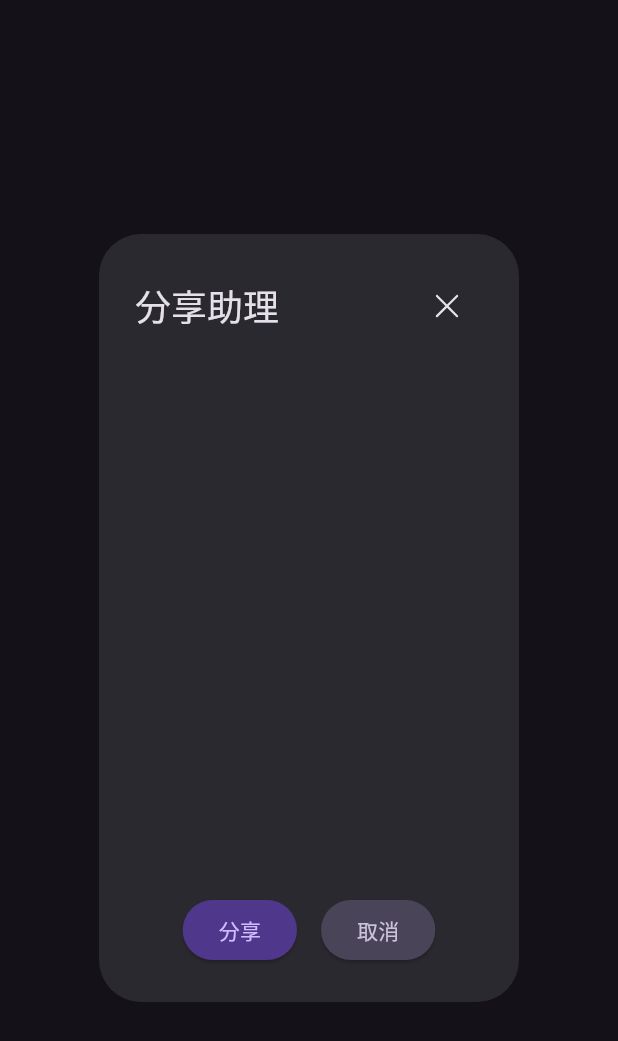
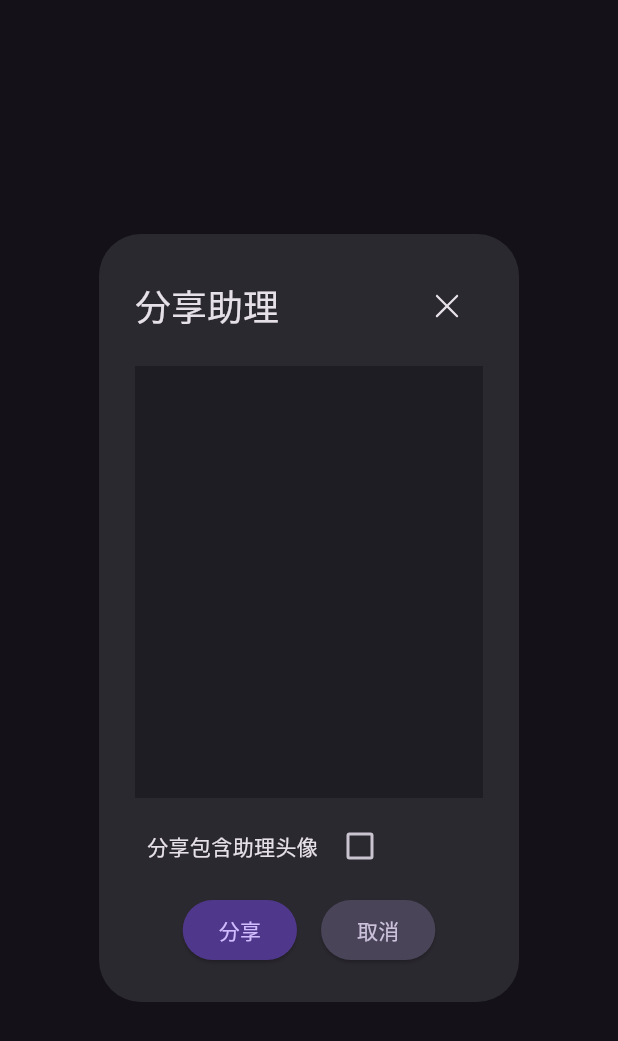
Before and after one commit to nickham-su/talk_ai, a Flutter app: the AppShareDialog widget shown alone on an empty page, opened directly, on a phone screen of 412 x 824 dp. Shown: the top 1041 px of the screen. Run offline on Flutter 3.47's test engine with Material 3 defaults, Android fonts, the phone set to English and light mode, and no system bars; our stand-ins replace dio, file_picker, flutter_svg, get, hive, package_info and 1 more; missing offline and left inert: auto_updater, clipboard, diff_match_patch, encrypt, markdown, markdown_widget and 3 more; accounts and stored records are empty; statements that could not run were skipped.

Commit message:
feat: 单独控制分享助力头像

```diff
--- a/lib/modules/chat/views/app_list/app_share_dialog.dart
+++ b/lib/modules/chat/views/app_list/app_share_dialog.dart
@@ -26,12 +26,15 @@ class AppShareDialog extends StatelessWidget {
         builder: (controller) {
           return Column(
             children: [
-              Expanded(child: ListView.builder(
+              Expanded(
+                  child: Container(
+                color: Get.theme.scaffoldBackgroundColor.withOpacity(0.5),
+                child: ListView.builder(
                   itemCount: chatAppListController.chatAppList.length,
                   itemBuilder: (context, index) {
                     final app = chatAppListController.chatAppList[index];
                     return CheckboxListTile(
-                    contentPadding: EdgeInsets.symmetric(horizontal: 4),
+                      contentPadding: EdgeInsets.only(left: 8, right: 4),
                       title: Text(app.name),
                       value: controller.isSelect(app.chatAppId),
                       onChanged: (value) {
@@ -39,9 +42,27 @@ class AppShareDialog extends StatelessWidget {
                       },
                     );
                   },
+                ),
               )),
               Container(
-                margin: EdgeInsets.only(top: 24),
+                padding: const EdgeInsets.all(8),
+                child: Row(
+                  children: [
+                    const Text('分享包含助理头像',
+                        style: TextStyle(
+                          fontSize: 14,
+                          fontWeight: FontWeight.w300,
+                        )),
+                    const SizedBox(width: 4),
+                    Checkbox(
+                        value: controller.shareProfilePicture,
+                        onChanged: (value) {
+                          controller.setShareProfilePicture(value);
+                        }),
+                  ],
+                ),
+              ),
+              Container(
                 child: Row(
                   mainAxisAlignment: MainAxisAlignment.center,
                   children: [
@@ -50,8 +71,7 @@ class AppShareDialog extends StatelessWidget {
                       onPressed: () async {
                         final url = controller.getShareUrl();
                         Get.back();
-                        await Future.delayed(
-                            const Duration(milliseconds: 200));
+                        await Future.delayed(const Duration(milliseconds: 200));
                         Get.dialog(
                           LLMShareLinkDialog(url: url),
                           barrierDismissible: true,
```
Also changed, not shown: lib/modules/chat/controllers/chat_app_share_controller.dart (+10 -1 lines). Lines whose indentation alone changed are shown as unchanged.
